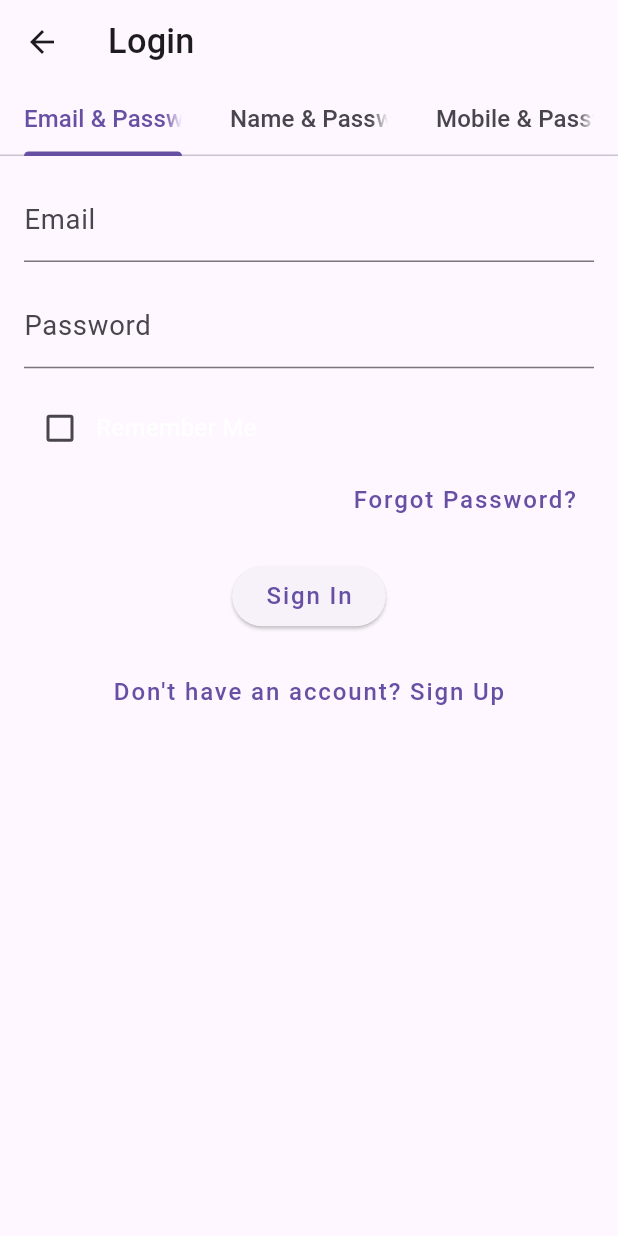
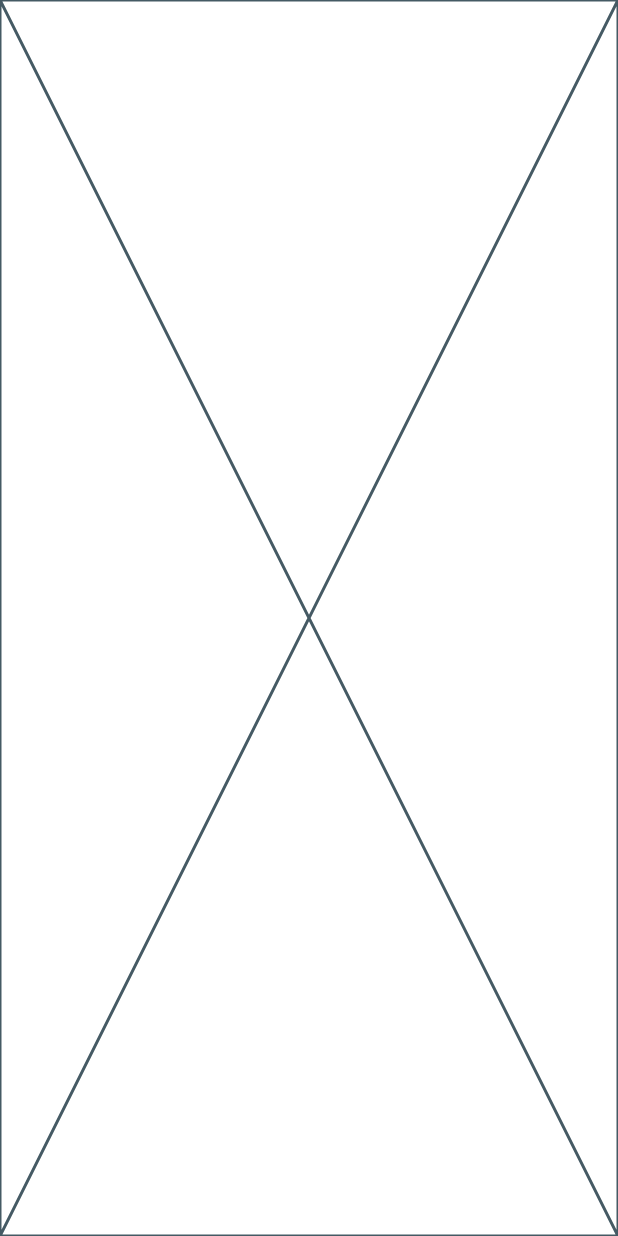
Before and after one commit to MuhammadZeeshanAkram/Eco-Tech_Solar_Solutions-app, a Flutter app: the LoginScreen screen opened by its route, after a tap on "Forgot Password?", on a phone screen of 412 x 824 dp. Run offline on Flutter 3.47's test engine with Material 3 defaults, Android fonts, the phone set to English and light mode, and no system bars; our stand-ins replace adaptive_theme, device_preview, flutter_screenutil, google_fonts.

Commit message:
initial layout of login screen maked

```diff
--- /dev/null
+++ b/frontend/lib/Users/Modules/AUTHENTICATION/screens/forgot_password_screen.dart
@@ -0,0 +1,15 @@
+import 'package:flutter/material.dart';
+
+class ForgotScreen extends StatefulWidget {
+  const ForgotScreen({super.key});
+
+  @override
+  State<ForgotScreen> createState() => _ForgotScreenState();
+}
+
+class _ForgotScreenState extends State<ForgotScreen> {
+  @override
+  Widget build(BuildContext context) {
+    return const Placeholder();
+  }
+}
--- a/frontend/lib/Users/Modules/AUTHENTICATION/screens/login_screen.dart
+++ b/frontend/lib/Users/Modules/AUTHENTICATION/screens/login_screen.dart
@@ -1,7 +1,8 @@
+import 'dart:ui'; // Import this for BackdropFilter
 import 'package:flutter/material.dart';
-import 'package:frontend/Users/Modules/AUTHENTICATION/services/services.dart';
-
-
+import 'package:frontend/Users/Modules/AUTHENTICATION/screens/forgot_password_screen.dart';
+import 'package:frontend/Users/Modules/AUTHENTICATION/screens/signup_screen.dart';
+import 'package:frontend/Users/Modules/DASHBOARD/screens/home_screen.dart';
 
 class LoginScreen extends StatefulWidget {
   const LoginScreen({super.key});
@@ -10,10 +11,9 @@ class LoginScreen extends StatefulWidget {
   _LoginScreenState createState() => _LoginScreenState();
 }
 
-class _LoginScreenState extends State<LoginScreen> with SingleTickerProviderStateMixin {
+class _LoginScreenState extends State<LoginScreen>
+    with SingleTickerProviderStateMixin {
   late TabController _tabController;
-  bool rememberMe = false;
-  final AuthService _authService = AuthService();
 
   // Controllers for TextFields
   final TextEditingController _field1Controller = TextEditingController();
@@ -36,82 +36,156 @@ class _LoginScreenState extends State<LoginScreen> with SingleTickerProviderStat
   @override
   Widget build(BuildContext context) {
     return Scaffold(
-      appBar: AppBar(
-        title: const Text('Login'),
-        bottom: TabBar(
+      body: Stack(
+        children: [
+          // Background gradient
+          Container(
+            decoration: const BoxDecoration(
+              gradient: LinearGradient(
+                colors: [
+                  Colors.green,
+                  Color.fromARGB(255, 52, 128, 228),
+                  Colors.white
+                ],
+                begin: Alignment.topLeft,
+                end: Alignment.bottomRight,
+              ),
+            ),
+          ),
+          // Blurred background effect
+          BackdropFilter(
+            filter: ImageFilter.blur(sigmaX: 10, sigmaY: 10),
+            child: Container(
+              color: Colors.black.withOpacity(0.5),
+            ),
+          ),
+          // Main content
+          Center(
+            child: SingleChildScrollView(
+              child: Padding(
+                padding: const EdgeInsets.symmetric(horizontal: 32),
+                child: Column(
+                  mainAxisSize: MainAxisSize.min,
+                  children: [
+                    const SizedBox(height: 50),
+                    // Title
+                    const Text(
+                      'Login',
+                      style: TextStyle(
+                        fontSize: 30,
+                        fontWeight: FontWeight.bold,
+                        color: Colors.white,
+                      ),
+                    ),
+                    const SizedBox(height: 20),
+                    // Tab bar for different login options
+                    TabBar(
                       controller: _tabController,
+                      labelColor: Colors.white,
+                      unselectedLabelColor: Colors.white60,
+                      indicatorColor: Colors.white,
                       tabs: const [
-            Tab(text: 'Email & Password'),
-            Tab(text: 'Name & Password'),
-            Tab(text: 'Mobile & Password'),
+                        Tab(text: 'Email'),
+                        Tab(text: 'Name'),
+                        Tab(text: 'Mobile'),
+                      ],
+                    ),
+                    // Tab views containing login forms
+                    SizedBox(
+                      height: 150, // Adjusted height for login forms
+                      child: TabBarView(
+                        controller: _tabController,
+                        children: [
+                          buildLoginForm('Email', 'Password'),
+                          buildLoginForm('Name', 'Password'),
+                          buildLoginForm('Mobile Number', 'Password'),
                         ],
                       ),
                     ),
-      body: TabBarView(
-        controller: _tabController,
+                    // Forgot Password, Login Button and Sign Up below credentials
+                    Column(
+                      crossAxisAlignment: CrossAxisAlignment.stretch,
                       children: [
-          buildLoginForm('Email', 'Password', loginWithEmail),
-          buildLoginForm('Name', 'Password', loginWithName),
-          buildLoginForm('Mobile Number', 'Password', loginWithMobile),
-        ],
-      ),
-    );
-  }
-
-  // Login Form Builder
-  Widget buildLoginForm(String field1, String field2, Function loginFunction) {
-    return Padding(
-      padding: const EdgeInsets.all(16.0),
-      child: Column(
-        crossAxisAlignment: CrossAxisAlignment.start,
-        children: [
-          TextField(
-            controller: _field1Controller,
-            decoration: InputDecoration(labelText: field1),
-          ),
-          const SizedBox(height: 16),
-          TextField(
-            controller: _passwordController,
-            obscureText: true,
-            decoration: InputDecoration(labelText: field2),
-          ),
-          const SizedBox(height: 16),
-          Row(
-            children: [
-              Checkbox(
-                value: rememberMe,
-                onChanged: (value) {
-                  setState(() {
-                    rememberMe = value!;
-                  });
-                },
-              ),
-              const Text('Remember Me'),
-            ],
-          ),
+                        // Forgot Password
                         Align(
                           alignment: Alignment.centerRight,
                           child: TextButton(
                             onPressed: () {
-                // Forgot password logic (You can integrate here)
+                            Navigator.push(
+                              context,
+                              MaterialPageRoute(
+                                builder: (context) => const ForgotScreen(),
+                              ),
+                            );
                           },
-              child: const Text('Forgot Password?'),
+                            child: const Text(
+                              'Forgot Password?',
+                              style: TextStyle(
+                                color: Colors.white,
+                                fontSize: 16,
+                                decoration: TextDecoration.underline,
+                              ),
+                            ),
+                          ),
+                        ),
+                        // Login Button
+                        ElevatedButton.icon(
+                          onPressed: () {
+                            Navigator.push(
+                              context,
+                              MaterialPageRoute(
+                                builder: (context) => const HomeScreen(),
+                              ),
+                            );
+                          },
+                          style: ElevatedButton.styleFrom(
+                            padding: const EdgeInsets.symmetric(
+                                horizontal: 24, vertical: 12),
+                            backgroundColor: Colors.blue, // Changed to blue
+                            shape: RoundedRectangleBorder(
+                              borderRadius:
+                                  BorderRadius.circular(8), // Updated style
+                            ),
+                          ),
+                          icon: const Icon(Icons.arrow_right_alt),
+                          label: const Text(
+                            'Login',
+                            style: TextStyle(fontSize: 16),
                           ),
                         ),
                         const SizedBox(height: 16),
-          Center(
-            child: ElevatedButton(
-              onPressed: () => loginFunction(),
-              child: const Text('Sign In'),
+                        // Sign Up text at the bottom
+                        Row(
+                          mainAxisAlignment: MainAxisAlignment.center,
+                          children: [
+                            const Text(
+                              "Don't have an account? ",
+                              style: TextStyle(color: Colors.white),
+                            ),
+                            TextButton(
+                              onPressed: () {
+                                Navigator.push(
+                                  context,
+                                  MaterialPageRoute(
+                                    builder: (context) => const SignUpScreen(),
+                                  ),
+                                );
+                              },
+                              child: const Text(
+                                'Sign Up',
+                                style: TextStyle(
+                                  color: Colors.blue, // Changed to blue
+                                  decoration: TextDecoration.underline,
                                 ),
                               ),
-          const SizedBox(height: 16),
-          Center(
-            child: TextButton(
-              onPressed: () {
-                // Navigate to Sign Up
-              },
-              child: const Text("Don't have an account? Sign Up"),
+                            ),
+                          ],
+                        ),
+                      ],
+                    ),
+                  ],
+                ),
+              ),
             ),
           ),
         ],
@@ -119,48 +193,42 @@ class _LoginScreenState extends State<LoginScreen> with SingleTickerProviderStat
     );
   }
 
-  // Login with Email Function
-  void loginWithEmail() async {
-    bool success = await _authService.loginWithEmail(
-      _field1Controller.text,
-      _passwordController.text,
+  // Login Form Builder
+  Widget buildLoginForm(String field1, String field2) {
+    return Padding(
+      padding: const EdgeInsets.symmetric(
+          horizontal: 32, vertical: 10), // Reduced padding
+      child: Column(
+        crossAxisAlignment: CrossAxisAlignment.start,
+        children: [
+          // Field for Email/Name/Mobile with rounded corners
+          TextField(
+            controller: _field1Controller,
+            decoration: InputDecoration(
+              labelText: field1,
+              filled: true,
+              fillColor: Colors.white.withOpacity(0.9),
+              border: OutlineInputBorder(
+                borderRadius: BorderRadius.circular(12),
+              ),
+            ),
+          ),
+          const SizedBox(height: 10), // Reduced spacing
+          // Password field with rounded corners
+          TextField(
+            controller: _passwordController,
+            obscureText: true,
+            decoration: InputDecoration(
+              labelText: field2,
+              filled: true,
+              fillColor: Colors.white.withOpacity(0.9),
+              border: OutlineInputBorder(
+                borderRadius: BorderRadius.circular(12),
+              ),
+            ),
+          ),
+        ],
+      ),
     );
-
-    if (success) {
-      ScaffoldMessenger.of(context).showSnackBar(const SnackBar(content: Text('Login Successful')));
-      // Navigate to dashboard
-    } else {
-      ScaffoldMessenger.of(context).showSnackBar(const SnackBar(content: Text('Login Failed')));
   }
 }
-
-  // Login with Name Function
-  void loginWithName() async {
-    bool success = await _authService.loginWithName(
-      _field1Controller.text,
-      _passwordController.text,
-    );
-
-    if (success) {
-      ScaffoldMessenger.of(context).showSnackBar(const SnackBar(content: Text('Login Successful')));
-      // Navigate to dashboard
-    } else {
-      ScaffoldMessenger.of(context).showSnackBar(const SnackBar(content: Text('Login Failed')));
-    }
-  }
-
-  // Login with Mobile Function
-  void loginWithMobile() async {
-    bool success = await _authService.loginWithMobile(
-      _field1Controller.text,
-      _passwordController.text,
-    );
-
-    if (success) {
-      ScaffoldMessenger.of(context).showSnackBar(const SnackBar(content: Text('Login Successful')));
-      // Navigate to dashboard
-    } else {
-      ScaffoldMessenger.of(context).showSnackBar(const SnackBar(content: Text('Login Failed')));
-    }
-  }
-}
--- a/frontend/lib/widgets/my_app.dart
+++ b/frontend/lib/widgets/my_app.dart
@@ -1,7 +1,7 @@
 import 'package:flutter/foundation.dart';
 import 'package:flutter/material.dart';
 import 'package:flutter_screenutil/flutter_screenutil.dart';
-import 'package:frontend/Common%20Screens/splash_screen.dart';
+import 'package:frontend/Common%20Screens/welcom_screen.dart';
 import 'package:frontend/Users/Modules/AUTHENTICATION/screens/login_screen.dart';
 import 'package:device_preview/device_preview.dart';
 
@@ -30,7 +30,7 @@ class MyApp extends StatelessWidget {
               ),
               initialRoute: '/',
               routes: {
-                '/': (context) => const SplashScreen(),
+                '/': (context) => const WelcomeScreen(),
                 '/signup as user': (context) => const LoginScreen(),
 
               },
```
Also changed, not shown: frontend/lib/Common Screens/welcom_screen.dart (renamed from frontend/lib/Common Screens/splash_screen.dart, +25 -40 lines), frontend/lib/Users/Modules/AUTHENTICATION/screens/signup_screen.dart (added, +15 -0 lines), frontend/lib/Users/Modules/DASHBOARD/screens/home_screen.dart (added, +15 -0 lines). Lines whose indentation alone changed are shown as unchanged.
